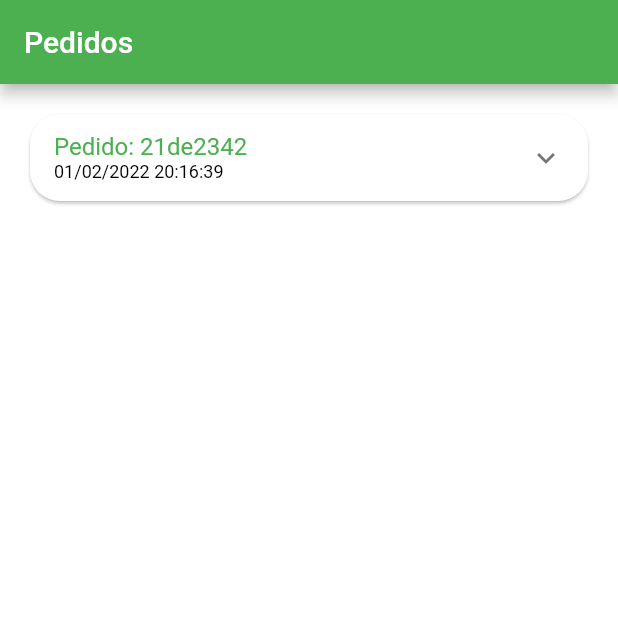
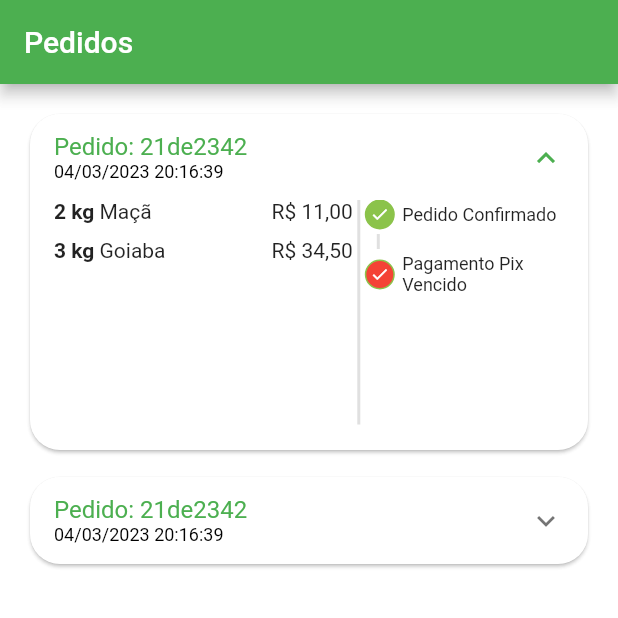
Before and after one commit to KaremSouza12/app_greenGrosser, a Flutter app: the OrderTab screen opened directly, on a phone screen of 412 x 824 dp, the top half of it. Run offline on Flutter 3.47's test engine with Material 2 defaults, Android fonts, the phone set to English and light mode, and no system bars; our stand-ins replace animated_text_kit, go_router, mask_text_input_formatter.

Commit message:
order status widget

```diff
--- a/lib/src/config/app_data.dart
+++ b/lib/src/config/app_data.dart
@@ -102,8 +102,8 @@ UserModel user = UserModel(
 List<OrderModel> orders = [
   OrderModel(
     id: '21de2342',
-    createdDateTime: DateTime.parse('2022-02-01 20:16:39'),
-    overDueDateTime: DateTime.parse('2022-02-01 21:16:39'),
+    createdDateTime: DateTime.parse('2023-03-04 20:16:39'),
+    overDueDateTime: DateTime.parse('2023-03-04 22:16:39'),
     items: [
       CartItemModel(item: apple, quantity: 2),
       CartItemModel(item: guava, quantity: 3),
@@ -111,5 +111,17 @@ List<OrderModel> orders = [
     status: 'panding_payment',
     copyAndPaste: '2ee484h64245b34',
     total: 11,
-  )
+  ),
+  OrderModel(
+    id: '21de2342',
+    createdDateTime: DateTime.parse('2023-03-04 20:16:39'),
+    overDueDateTime: DateTime.parse('2023-03-04 23:16:39'),
+    items: [
+      CartItemModel(item: apple, quantity: 2),
+      CartItemModel(item: guava, quantity: 3),
+    ],
+    status: 'delivered',
+    copyAndPaste: '2ee484h64245b34',
+    total: 11,
+  ),
 ];
--- /dev/null
+++ b/lib/src/pages/order/components/order_status_widget.dart
@@ -0,0 +1,139 @@
+import 'package:app_greengrosser/src/config/custom_colors.dart';
+import 'package:flutter/material.dart';
+
+class OrderStatusWidget extends StatelessWidget {
+  OrderStatusWidget({
+    super.key,
+    required this.status,
+    required this.isOverDue,
+  });
+  final String status;
+  final bool isOverDue;
+
+  final Map<String, int> allStatus = <String, int>{
+    'panding_payment': 0,
+    'refunded': 1,
+    'paid': 2,
+    'preparing_purchase': 3,
+    'shipping': 4,
+    'delivered': 5,
+  };
+
+  int get currentStatus => allStatus[status]!;
+
+  @override
+  Widget build(BuildContext context) {
+    return Column(
+      crossAxisAlignment: CrossAxisAlignment.start,
+      children: [
+        const _StatusDot(
+          title: 'Pedido Confirmado',
+          isActive: true,
+        ),
+        const _CustomDivider(),
+        if (currentStatus == 1) ...[
+          const _StatusDot(
+            title: 'Pix Estornado',
+            isActive: true,
+            background: Colors.orange,
+          )
+        ] else if (isOverDue) ...[
+          const _StatusDot(
+            title: 'Pagamento Pix Vencido',
+            isActive: true,
+            background: Colors.red,
+          )
+        ] else ...[
+          _StatusDot(
+            title: 'Pagamento',
+            isActive: currentStatus >= 2,
+          ),
+          const _CustomDivider(),
+          _StatusDot(
+            title: 'Preparando',
+            isActive: currentStatus >= 3,
+          ),
+          const _CustomDivider(),
+          _StatusDot(
+            title: 'Envio',
+            isActive: currentStatus >= 4,
+          ),
+          const _CustomDivider(),
+          _StatusDot(
+            title: 'Entregue',
+            isActive: currentStatus == 5,
+          )
+        ]
+      ],
+    );
+  }
+}
+
+class _CustomDivider extends StatelessWidget {
+  const _CustomDivider({super.key});
+
+  @override
+  Widget build(BuildContext context) {
+    return Container(
+      margin: const EdgeInsets.symmetric(
+        horizontal: 8,
+        vertical: 3,
+      ),
+      height: 10,
+      width: 2,
+      color: Colors.grey.shade300,
+    );
+  }
+}
+
+class _StatusDot extends StatelessWidget {
+  const _StatusDot({
+    required this.isActive,
+    super.key,
+    required this.title,
+    this.background,
+  });
+
+  final bool isActive;
+  final String title;
+  final Color? background;
+
+  @override
+  Widget build(BuildContext context) {
+    return Row(
+      children: [
+        Container(
+          alignment: Alignment.center,
+          height: 20,
+          width: 20,
+          decoration: BoxDecoration(
+            shape: BoxShape.circle,
+            border: Border.all(
+              color: CustomColors.customSwatchColor,
+            ),
+            color: isActive
+                ? background ?? CustomColors.customSwatchColor
+                : Colors.transparent,
+          ),
+          child: isActive
+              ? const Icon(
+                  Icons.check,
+                  size: 13,
+                  color: Colors.white,
+                )
+              : const SizedBox.shrink(),
+        ),
+        const SizedBox(
+          width: 5,
+        ),
+        Expanded(
+            child: Text(
+          title,
+          style: const TextStyle(
+            fontSize: 12,
+          ),
+        ))
+      ],
+    );
+  }
+}
--- a/lib/src/pages/order/components/order_tile.dart
+++ b/lib/src/pages/order/components/order_tile.dart
@@ -1,6 +1,6 @@
-import 'package:app_greengrosser/src/config/app_data.dart';
 import 'package:app_greengrosser/src/models/cart_item_models.dart';
 import 'package:app_greengrosser/src/models/order_model.dart';
+import 'package:app_greengrosser/src/pages/order/components/order_status_widget.dart';
 import 'package:app_greengrosser/src/services/utils_service.dart';
 import 'package:flutter/material.dart';
 
@@ -19,13 +19,16 @@ class OrderTile extends StatelessWidget {
       child: Theme(
         data: Theme.of(context).copyWith(dividerColor: Colors.transparent),
         child: ExpansionTile(
+          initiallyExpanded: order.status == 'panding_payment',
           title: Column(
             mainAxisSize: MainAxisSize.min,
             crossAxisAlignment: CrossAxisAlignment.start,
             children: [
               Text(
                 'Pedido: ${order.id}',
-                style: const TextStyle(color: Colors.green),
+                style: const TextStyle(
+                  color: Colors.green,
+                ),
               ),
               Text(
                 utilsServices.formatDateTime(
@@ -40,12 +43,13 @@ class OrderTile extends StatelessWidget {
           ),
           childrenPadding: const EdgeInsets.fromLTRB(16, 0, 16, 16),
           children: [
-            SizedBox(
-              height: 150,
+            IntrinsicHeight(
               child: Row(
                 children: [
                   Expanded(
                     flex: 3,
+                    child: SizedBox(
+                      height: 150,
                       child: ListView(
                         children: order.items.map(
                           (orderItem) {
@@ -57,10 +61,19 @@ class OrderTile extends StatelessWidget {
                         ).toList(),
                       ),
                     ),
+                  ),
+                  VerticalDivider(
+                    color: Colors.grey.shade300,
+                    thickness: 2,
+                    width: 8,
+                  ),
                   Expanded(
                     flex: 2,
-                    child: Container(
-                      color: Colors.blue,
+                    child: OrderStatusWidget(
+                      status: order.status,
+                      isOverDue: order.overDueDateTime.isBefore(
+                        DateTime.now(),
+                      ),
                     ),
                   )
                 ],
@@ -75,7 +88,6 @@ class OrderTile extends StatelessWidget {
 
 class _OrderItemWidget extends StatelessWidget {
   const _OrderItemWidget({
-    super.key,
     required this.utilsServices,
     required this.orderItem,
   });
```
Also changed, not shown: pubspec.lock. Lines whose indentation alone changed are shown as unchanged.
